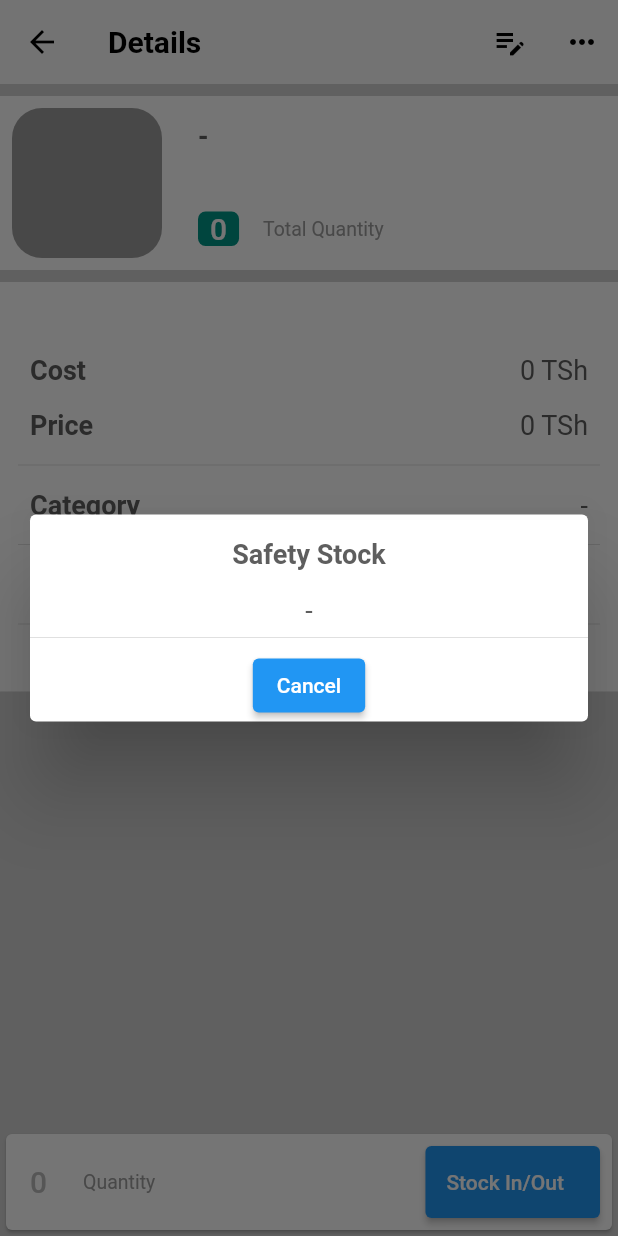
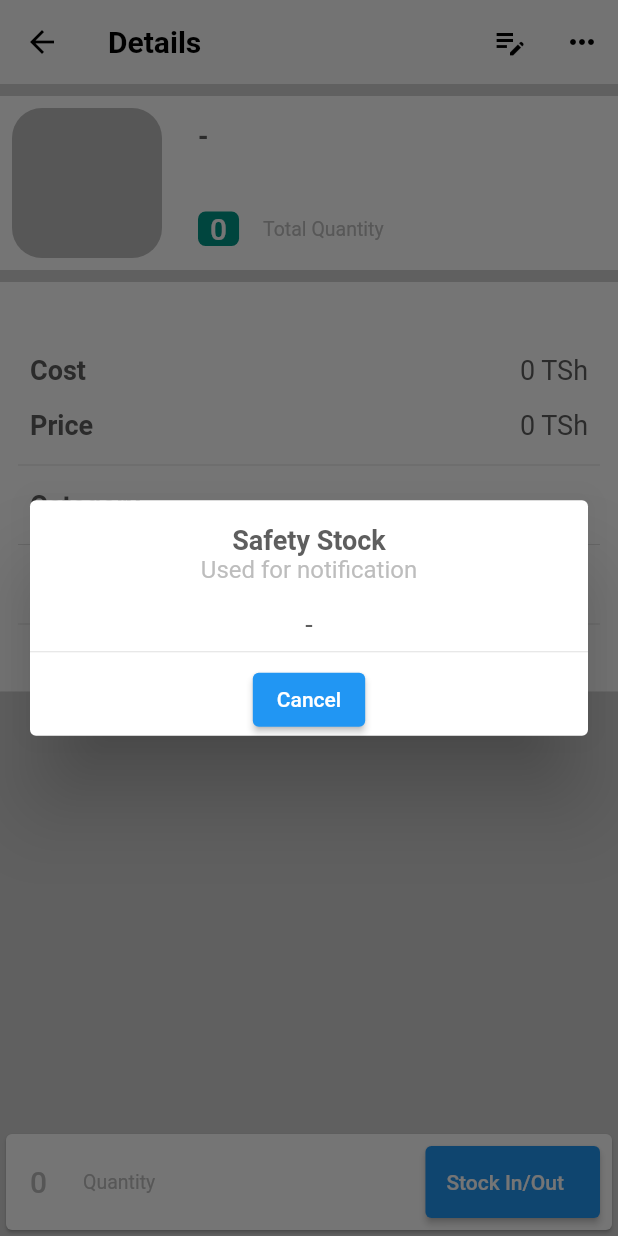
Before and after one commit to gfrednand/inventory_keeper, a Flutter app: the ProductDetails screen opened by its route, after a tap on "Safety Stock", on a phone screen of 412 x 824 dp. Run offline on Flutter 3.47's test engine with Material 2 defaults, Android fonts, the phone set to English and light mode, and no system bars; our stand-ins replace cloud_firestore, firebase_core, get_it, grouped_list; accounts and stored records are empty.

Commit message:
design improvements

```diff
--- a/lib/src/homepage/home_page.dart
+++ b/lib/src/homepage/home_page.dart
@@ -5,7 +5,7 @@ import 'package:inventory_keeper/src/homepage/home_item_container.dart';
 import 'package:inventory_keeper/src/homepage/stock_in_out_container.dart';
 import 'package:inventory_keeper/src/models/product.dart';
 import 'package:inventory_keeper/src/products/add_product.dart';
-import 'package:inventory_keeper/src/products/low_stock_reminder_view.dart';
+import 'package:inventory_keeper/src/stock/low_stock_reminder_view.dart';
 import 'package:inventory_keeper/src/transaction/transaction_detail_item_part.dart';
 import 'package:inventory_keeper/src/widgets/custom_appbar.dart';
 import 'package:provider/provider.dart';
--- a/lib/src/homepage/layout_page.dart
+++ b/lib/src/homepage/layout_page.dart
@@ -23,7 +23,7 @@ class _LayoutPageState extends State<LayoutPage> {
     const HomePage(),
     const ProductListView(),
     const TransactionPage(),
-    const SettingsView(),
+    // const SettingsView(),
   ];
   @override
   Widget build(BuildContext context) {
@@ -54,12 +54,12 @@ class _LayoutPageState extends State<LayoutPage> {
   Container buildNavBar(BuildContext context) {
     return Container(
       height: 60,
-      decoration: BoxDecoration(
-        color: Theme.of(context).primaryColor,
-        borderRadius: const BorderRadius.only(
+      decoration: const BoxDecoration(
+        borderRadius: BorderRadius.only(
           topLeft: Radius.circular(20),
           topRight: Radius.circular(20),
         ),
+        color: Colors.white,
       ),
       child: Row(
         mainAxisAlignment: MainAxisAlignment.spaceAround,
@@ -74,13 +74,13 @@ class _LayoutPageState extends State<LayoutPage> {
             icon: pageIndex == 0
                 ? const Icon(
                     Icons.home,
-                    color: Colors.white,
-                    size: 35,
+                    color: Colors.blue,
+                    size: 25,
                   )
-                : const Icon(
+                : Icon(
                     Icons.home_outlined,
-                    color: Colors.white,
-                    size: 35,
+                    color: Colors.grey[400],
+                    size: 25,
                   ),
           ),
           IconButton(
@@ -93,13 +93,13 @@ class _LayoutPageState extends State<LayoutPage> {
             icon: pageIndex == 1
                 ? const Icon(
                     Icons.view_cozy,
-                    color: Colors.white,
-                    size: 35,
+                    color: Colors.blue,
+                    size: 25,
                   )
-                : const Icon(
+                : Icon(
                     Icons.view_cozy_outlined,
-                    color: Colors.white,
-                    size: 35,
+                    color: Colors.grey[400],
+                    size: 25,
                   ),
           ),
           IconButton(
@@ -112,34 +112,34 @@ class _LayoutPageState extends State<LayoutPage> {
             icon: pageIndex == 2
                 ? const Icon(
                     Icons.swap_horizontal_circle,
-                    color: Colors.white,
-                    size: 35,
+                    color: Colors.blue,
+                    size: 25,
                   )
-                : const Icon(
+                : Icon(
                     Icons.swap_horizontal_circle_outlined,
-                    color: Colors.white,
-                    size: 35,
+                    color: Colors.grey[400],
+                    size: 25,
                   ),
           ),
-          IconButton(
-            enableFeedback: false,
-            onPressed: () {
-              setState(() {
-                pageIndex = 3;
-              });
-            },
-            icon: pageIndex == 3
-                ? const Icon(
-                    Icons.settings,
-                    color: Colors.white,
-                    size: 35,
-                  )
-                : const Icon(
-                    Icons.settings_outlined,
-                    color: Colors.white,
-                    size: 35,
-                  ),
-          ),
+          // IconButton(
+          //   enableFeedback: false,
+          //   onPressed: () {
+          //     setState(() {
+          //       pageIndex = 3;
+          //     });
+          //   },
+          //   icon: pageIndex == 3
+          //       ? const Icon(
+          //           Icons.settings,
+          //           color: Colors.white,
+          //           size: 25,
+          //         )
+          //       : const Icon(
+          //           Icons.settings_outlined,
+          //           color: Colors.white,
+          //           size: 25,
+          //         ),
+          // ),
         ],
       ),
     );
--- a/lib/src/products/add_product.dart
+++ b/lib/src/products/add_product.dart
@@ -79,7 +79,10 @@ class AddProduct extends StatelessWidget {
                         controller.currentStockQuantity = value;
                       }
                       loadDialog<dynamic>(context, loadingText: 'Saving item');
-                      controller.addProduct();
+                      controller.addProduct().then((value) {
+                        Navigator.pop(context);
+                        Navigator.pop(context);
+                      });
                     });
                   }
                 }
--- a/lib/src/products/current_stock_quantity.dart
+++ b/lib/src/products/current_stock_quantity.dart
@@ -8,6 +8,7 @@ class CurrentStockQuantity extends StatelessWidget {
     this.withBackground = false,
     this.currentStock = 0,
     this.fontSize,
+    this.backGroundColor = Colors.teal,
   }) : super(key: key);
 
   ///
@@ -17,10 +18,13 @@ class CurrentStockQuantity extends StatelessWidget {
   final int currentStock;
 
   ///
+  final Color backGroundColor;
+
+  ///
   final double? fontSize;
   @override
   Widget build(BuildContext context) {
-    final color = currentStock > -1 ? Colors.teal : Colors.red;
+    final color = currentStock > -1 ? backGroundColor : Colors.red;
 
     return DecoratedBox(
       decoration: BoxDecoration(
--- a/lib/src/products/custom_detail_item_tile.dart
+++ b/lib/src/products/custom_detail_item_tile.dart
@@ -8,10 +8,14 @@ class CustomDetailItemTile extends StatelessWidget {
     Key? key,
     required this.label,
     required this.value,
+    this.hintText,
   }) : super(key: key);
 
   ///
   final String label;
+
+  ///
+  final String? hintText;
 
   ///
   final String value;
@@ -38,8 +42,22 @@ class CustomDetailItemTile extends StatelessWidget {
         ),
       )
     ];
+
     return InkWell(
       onTap: () {
+        if (hintText != null) {
+          children.insert(
+            1,
+            Text(
+              hintText!,
+              style: TextStyle(
+                fontSize: 16,
+                color: Colors.grey[400],
+                // fontWeight: FontWeight.w500,
+              ),
+            ),
+          );
+        }
         displayDialog<void>(
           context,
           Column(
@@ -52,6 +70,7 @@ class CustomDetailItemTile extends StatelessWidget {
               const Divider(),
               ElevatedButton(
                 onPressed: () {
+                  if (hintText != null) children.removeAt(1);
                   Navigator.pop(context);
                 },
                 child: const Text('Cancel'),
--- a/lib/src/products/product_detail_bottom_bar.dart
+++ b/lib/src/products/product_detail_bottom_bar.dart
@@ -33,9 +33,9 @@ class ProductDetailBottomBar extends StatelessWidget {
                 const SizedBox(
                   width: 16,
                 ),
-                const Text(
+                Text(
                   'Quantity',
-                  style: TextStyle(fontSize: 13, color: Colors.grey),
+                  style: TextStyle(fontSize: 13, color: Colors.grey[400]),
                 ),
               ],
             ),
--- a/lib/src/products/product_details.dart
+++ b/lib/src/products/product_details.dart
@@ -70,10 +70,10 @@ class ProductDetails extends StatelessWidget {
                               child: Container(
                                 height: 100,
                                 width: 100,
-                                decoration: const BoxDecoration(
-                                  color: Colors.grey,
-                                  borderRadius:
-                                      BorderRadius.all(Radius.circular(20)),
+                                decoration: BoxDecoration(
+                                  color: Colors.grey[400],
+                                  borderRadius: const BorderRadius.all(
+                                      Radius.circular(20)),
                                 ),
                               ),
                             ),
@@ -109,10 +109,11 @@ class ProductDetails extends StatelessWidget {
                                     const SizedBox(
                                       width: 16,
                                     ),
-                                    const Text(
+                                    Text(
                                       'Total Quantity',
                                       style: TextStyle(
-                                          fontSize: 13, color: Colors.grey),
+                                          fontSize: 13,
+                                          color: Colors.grey[400]),
                                     ),
                                   ],
                                 ),
@@ -137,11 +138,13 @@ class ProductDetails extends StatelessWidget {
                             height: 16,
                           ),
                           CustomDetailItemTile(
+                            hintText: 'Buying Cost of Item',
                             label: 'Cost',
                             value:
                                 oCcy.format(controller.product?.buyPrice ?? 0),
                           ),
                           CustomDetailItemTile(
+                            hintText: 'Selling Price of Item',
                             label: 'Price',
                             value:
                                 oCcy.format(controller.product?.salePrice ?? 0),
@@ -153,6 +156,7 @@ class ProductDetails extends StatelessWidget {
                           ),
                           const Divider(),
                           CustomDetailItemTile(
+                            hintText: 'Used for notification',
                             label: 'Safety Stock',
                             value: '${controller.product?.safetyStock ?? '-'}',
                           ),
--- a/lib/src/routes/app_router.dart
+++ b/lib/src/routes/app_router.dart
@@ -3,7 +3,8 @@ import 'package:flutter/material.dart';
 import 'package:inventory_keeper/src/homepage/layout_page.dart';
 import 'package:inventory_keeper/src/product_type/product_type_list_view.dart';
 import 'package:inventory_keeper/src/products/add_product.dart';
-import 'package:inventory_keeper/src/products/low_stock_reminder_view.dart';
+import 'package:inventory_keeper/src/stock/add_item_safety_quntity.dart';
+import 'package:inventory_keeper/src/stock/low_stock_reminder_view.dart';
 import 'package:inventory_keeper/src/products/product_details.dart';
 import 'package:inventory_keeper/src/products/product_list_view.dart';
 import 'package:inventory_keeper/src/routes/fade_route.dart';
@@ -49,6 +50,8 @@ class AppRouter {
         return FadeRoute(page: const LowStockReminderView());
       case ProductListView.routeName:
         return FadeRoute(page: const ProductListView());
+      case AddItemSafetyQuantity.routeName:
+        return FadeRoute(page: const AddItemSafetyQuantity());
       case StockInOutForm.routeName:
         if (routeSettings.arguments != null) {
           final data = routeSettings.arguments! as Map<String, bool>;
--- a/lib/src/transaction/transaction_detail_item_part.dart
+++ b/lib/src/transaction/transaction_detail_item_part.dart
@@ -29,8 +29,8 @@ class TransactionDetailItemPart extends StatelessWidget {
         ),
         Text(
           label,
-          style: const TextStyle(
-            color: Colors.grey,
+          style: TextStyle(
+            color: Colors.grey[400],
           ),
         )
       ],
--- a/lib/src/transaction/transaction_details_page.dart
+++ b/lib/src/transaction/transaction_details_page.dart
@@ -56,7 +56,7 @@ class TransactionDetailsPage extends StatelessWidget {
             children: [
               Text(
                 formatter.format(stock.createdAt),
-                style: const TextStyle(color: Colors.grey),
+                style: TextStyle(color: Colors.grey[400]),
               ),
               Padding(
                 padding: const EdgeInsets.all(8),
--- a/lib/src/utility/app_constants.dart
+++ b/lib/src/utility/app_constants.dart
@@ -34,15 +34,15 @@ const kPrimaryRed = Color(0xFFB00020);
 
 ///
 BoxDecoration containerBoxDecoration() {
-  return BoxDecoration(
+  return const BoxDecoration(
     color: Colors.white,
-    borderRadius: const BorderRadius.all(Radius.circular(10)),
+    borderRadius: BorderRadius.all(Radius.circular(10)),
     boxShadow: [
       BoxShadow(
-        color: Colors.grey.withOpacity(0.5),
+        color: Color(0XFFE0E0E0),
         spreadRadius: 5,
         blurRadius: 7,
-        offset: const Offset(0, 3),
+        offset: Offset(0, 3),
       )
     ],
   );
--- a/lib/src/widgets/custom_form_field.dart
+++ b/lib/src/widgets/custom_form_field.dart
@@ -115,7 +115,7 @@ class _CustomFormFieldState extends State<CustomFormField> {
             ? IconButton(
                 icon: Icon(
                   _obscureText ? Icons.visibility : Icons.visibility_off,
-                  color: Colors.grey,
+                  color: Colors.grey[400],
                 ),
                 onPressed: _toggle,
               )
```
Also changed, not shown: lib/src/controllers/product_controller.dart (+15 -2 lines), lib/src/products/product_item.dart (+5 -32 lines), lib/src/stock/add_item_safety_quntity.dart (added, +179 -0 lines), lib/src/stock/low_stock_reminder_view.dart (renamed from lib/src/products/low_stock_reminder_view.dart, +7 -4 lines), lib/src/stock/stock_quantity_field.dart (+5 -5 lines), lib/src/transaction/transaction_page.dart (+29 -19 lines).
